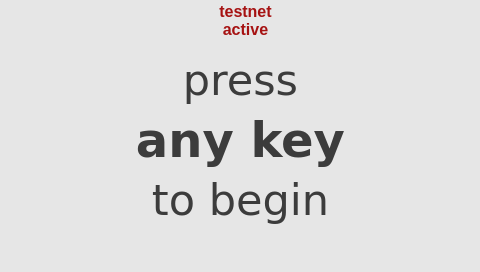
First picture: the form in xbterminal/gui/ui.ui, repository alexykot/xbterminal-firmware, before the edit.
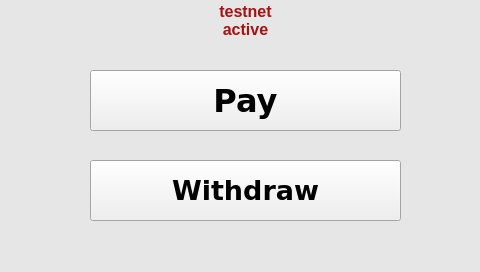
Second picture: the form after the edit. The open tabs and pages were chosen to show the change. Icons and pictures are not drawn.

Commit message: Add 'pay' and 'withdraw' buttons

What changed in the file:
```diff
--- a/xbterminal/gui/ui.ui
+++ b/xbterminal/gui/ui.ui
@@ -796,201 +796,47 @@
     </widget>
    </widget>
    <widget class="QWidget" name="idle_scrn">
-    <widget class="QLabel" name="idle_lbl_1">
+    <widget class="QPushButton" name="pay_btn">
      <property name="geometry">
       <rect>
-       <x>60</x>
-       <y>10</y>
-       <width>361</width>
+       <x>90</x>
+       <y>30</y>
+       <width>311</width>
        <height>61</height>
       </rect>
      </property>
-     <property name="palette">
-      <palette>
-       <active>
-        <colorrole role="WindowText">
-         <brush brushstyle="SolidPattern">
-          <color alpha="255">
-           <red>60</red>
-           <green>60</green>
-           <blue>60</blue>
-          </color>
-         </brush>
-        </colorrole>
-       </active>
-       <inactive>
-        <colorrole role="WindowText">
-         <brush brushstyle="SolidPattern">
-          <color alpha="255">
-           <red>60</red>
-           <green>60</green>
-           <blue>60</blue>
-          </color>
-         </brush>
-        </colorrole>
-       </inactive>
-       <disabled>
-        <colorrole role="WindowText">
-         <brush brushstyle="SolidPattern">
-          <color alpha="255">
-           <red>106</red>
-           <green>104</green>
-           <blue>100</blue>
-          </color>
-         </brush>
-        </colorrole>
-       </disabled>
-      </palette>
-     </property>
      <property name="font">
       <font>
        <family>Arial</family>
-       <pointsize>32</pointsize>
+       <pointsize>24</pointsize>
+       <weight>75</weight>
+       <italic>false</italic>
+       <bold>true</bold>
       </font>
      </property>
      <property name="text">
-      <string>press</string>
+      <string>Pay</string>
      </property>
-     <property name="textFormat">
-      <enum>Qt::AutoText</enum>
-     </property>
-     <property name="alignment">
-      <set>Qt::AlignCenter</set>
-     </property>
-     <property name="wordWrap">
-      <bool>true</bool>
-     </property>
     </widget>
-    <widget class="QLabel" name="idle_lbl_2">
+    <widget class="QPushButton" name="withdraw_btn">
      <property name="geometry">
       <rect>
-       <x>60</x>
-       <y>70</y>
-       <width>361</width>
+       <x>90</x>
+       <y>120</y>
+       <width>311</width>
        <height>61</height>
       </rect>
      </property>
-     <property name="palette">
-      <palette>
-       <active>
-        <colorrole role="WindowText">
-         <brush brushstyle="SolidPattern">
-          <color alpha="255">
-           <red>60</red>
-           <green>60</green>
-           <blue>60</blue>
-          </color>
-         </brush>
-        </colorrole>
-       </active>
-       <inactive>
-        <colorrole role="WindowText">
-         <brush brushstyle="SolidPattern">
-          <color alpha="255">
-           <red>60</red>
-           <green>60</green>
-           <blue>60</blue>
-          </color>
-         </brush>
-        </colorrole>
-       </inactive>
-       <disabled>
-        <colorrole role="WindowText">
-         <brush brushstyle="SolidPattern">
-          <color alpha="255">
-           <red>106</red>
-           <green>104</green>
-           <blue>100</blue>
-          </color>
-         </brush>
-        </colorrole>
-       </disabled>
-      </palette>
-     </property>
      <property name="font">
       <font>
        <family>Arial</family>
-       <pointsize>36</pointsize>
+       <pointsize>20</pointsize>
        <weight>75</weight>
        <bold>true</bold>
       </font>
      </property>
      <property name="text">
-      <string>any key</string>
-     </property>
-     <property name="textFormat">
-      <enum>Qt::AutoText</enum>
-     </property>
-     <property name="alignment">
-      <set>Qt::AlignCenter</set>
-     </property>
-     <property name="wordWrap">
-      <bool>true</bool>
-     </property>
-    </widget>
-    <widget class="QLabel" name="idle_lbl_3">
-     <property name="geometry">
-      <rect>
-       <x>60</x>
-       <y>130</y>
-       <width>361</width>
-       <height>61</height>
-      </rect>
-     </property>
-     <property name="palette">
-      <palette>
-       <active>
-        <colorrole role="WindowText">
-         <brush brushstyle="SolidPattern">
-          <color alpha="255">
-           <red>60</red>
-           <green>60</green>
-           <blue>60</blue>
-          </color>
-         </brush>
-        </colorrole>
-       </active>
-       <inactive>
-        <colorrole role="WindowText">
-         <brush brushstyle="SolidPattern">
-          <color alpha="255">
-           <red>60</red>
-           <green>60</green>
-           <blue>60</blue>
-          </color>
-         </brush>
-        </colorrole>
-       </inactive>
-       <disabled>
-        <colorrole role="WindowText">
-         <brush brushstyle="SolidPattern">
-          <color alpha="255">
-           <red>106</red>
-           <green>104</green>
-           <blue>100</blue>
-          </color>
-         </brush>
-        </colorrole>
-       </disabled>
-      </palette>
-     </property>
-     <property name="font">
-      <font>
-       <family>Arial</family>
-       <pointsize>32</pointsize>
-      </font>
-     </property>
-     <property name="text">
-      <string>to begin</string>
-     </property>
-     <property name="textFormat">
-      <enum>Qt::AutoText</enum>
-     </property>
-     <property name="alignment">
-      <set>Qt::AlignCenter</set>
-     </property>
-     <property name="wordWrap">
-      <bool>true</bool>
+      <string>Withdraw</string>
      </property>
     </widget>
    </widget>
```
The commit also changes 4 other files.
